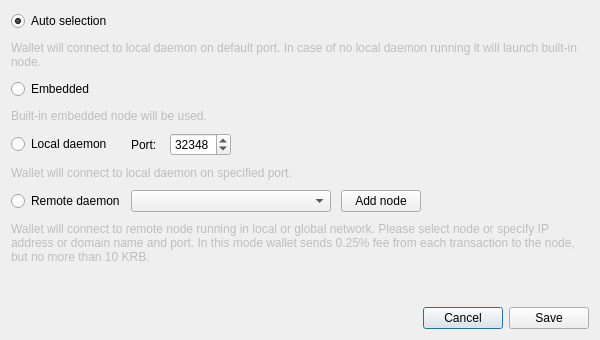
Above: src/gui/ui/connectionsettingsdialog.ui from cryptonotefoundation/cryptonotewallet before the change. Below: the same form after it.
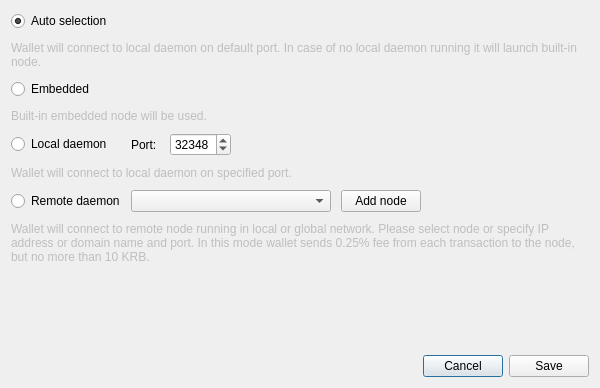
That is the form after the change. Icons and pictures are not drawn.

Patch:
```diff
--- a/src/gui/ui/connectionsettingsdialog.ui
+++ b/src/gui/ui/connectionsettingsdialog.ui
@@ -10,7 +10,7 @@
     <x>0</x>
     <y>0</y>
     <width>600</width>
-    <height>340</height>
+    <height>388</height>
    </rect>
   </property>
   <property name="windowTitle">
```
Left out of the diff: 20 changed lines with no effect on the pictures.
